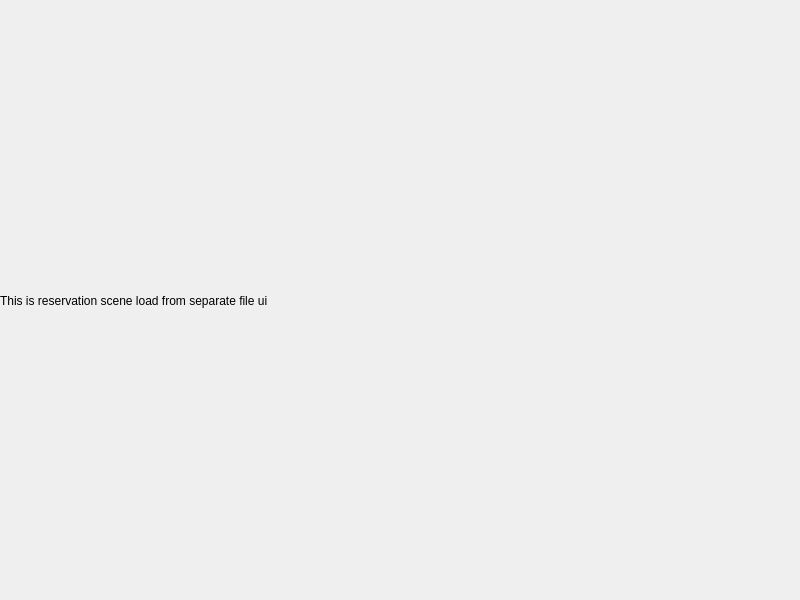
Qt form src/ui/ui_reservation_scene.ui (trung-kieen/hotel-booking-system) before a commit.
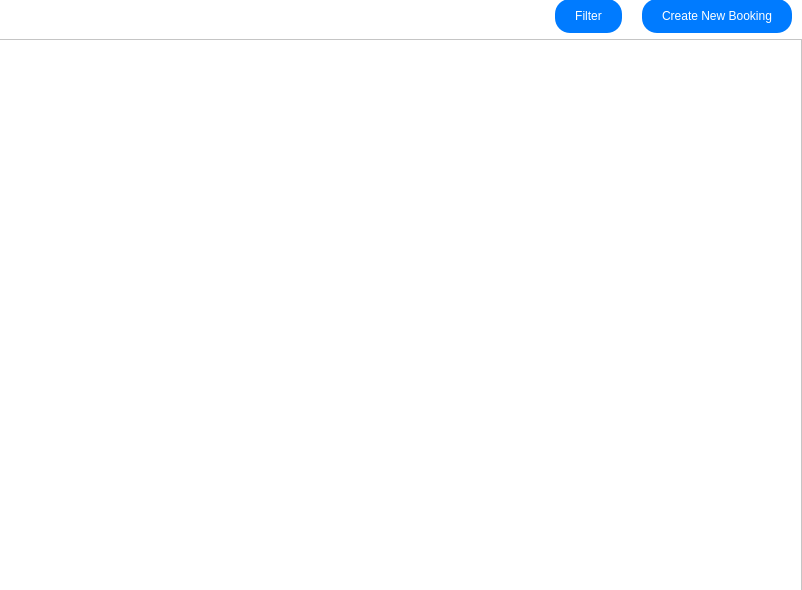
The same form after that commit.

Commit message:
feat: base ui for reservation
create base for reservation

Diff of the .ui file:
```diff
--- a/src/ui/ui_reservation_scene.ui
+++ b/src/ui/ui_reservation_scene.ui
@@ -6,8 +6,8 @@
    <rect>
     <x>0</x>
     <y>0</y>
-    <width>800</width>
-    <height>600</height>
+    <width>802</width>
+    <height>590</height>
    </rect>
   </property>
   <property name="windowTitle">
@@ -16,19 +16,137 @@
   <widget class="QWidget" name="containerQwidget" native="true">
    <property name="geometry">
     <rect>
-     <x>0</x>
-     <y>10</y>
-     <width>791</width>
-     <height>581</height>
+     <x>-10</x>
+     <y>-10</y>
+     <width>821</width>
+     <height>611</height>
     </rect>
    </property>
+   <property name="styleSheet">
+    <string notr="true"/>
+   </property>
    <layout class="QHBoxLayout" name="horizontalLayout">
     <item>
-     <widget class="QLabel" name="label">
-      <property name="text">
-       <string>This is reservation scene load from separate file ui</string>
+     <layout class="QVBoxLayout" name="verticalLayout" stretch="8">
+      <property name="sizeConstraint">
+       <enum>QLayout::SetDefaultConstraint</enum>
       </property>
-     </widget>
+      <item>
+       <widget class="QWidget" name="widget" native="true">
+        <property name="styleSheet">
+         <string notr="true">background-color: #FFFFFF</string>
+        </property>
+        <layout class="QVBoxLayout" name="verticalLayout_2">
+         <item>
+          <widget class="QWidget" name="widget_2" native="true">
+           <property name="styleSheet">
+            <string notr="true"/>
+           </property>
+           <layout class="QHBoxLayout" name="horizontalLayout_3" stretch="0,0,0">
+            <property name="spacing">
+             <number>20</number>
+            </property>
+            <property name="sizeConstraint">
+             <enum>QLayout::SetMinimumSize</enum>
+            </property>
+            <property name="leftMargin">
+             <number>0</number>
+            </property>
+            <property name="topMargin">
+             <number>0</number>
+            </property>
+            <property name="rightMargin">
+             <number>10</number>
+            </property>
+            <property name="bottomMargin">
+             <number>0</number>
+            </property>
+            <item>
+             <spacer name="horizontalSpacer">
+              <property name="orientation">
+               <enum>Qt::Horizontal</enum>
+              </property>
+              <property name="sizeHint" stdset="0">
+               <size>
+                <width>40</width>
+                <height>20</height>
+               </size>
+              </property>
+             </spacer>
+            </item>
+            <item alignment="Qt::AlignVCenter">
+             <widget class="QPushButton" name="filter_btn">
+              <property name="sizePolicy">
+               <sizepolicy hsizetype="Preferred" vsizetype="Preferred">
+                <horstretch>0</horstretch>
+                <verstretch>0</verstretch>
+               </sizepolicy>
+              </property>
+              <property name="styleSheet">
+               <string notr="true">QPushButton {
+                background-color: #007BFF;  /* Màu nền */
+                color: white;                 /* Màu chữ */
+                border: none;                 /* Không viền */
+                border-radius: 15px;         /* Bo tròn góc */
+                padding: 10px 20px;          /* Khoảng cách bên trong */
+            }
+            QPushButton:hover {
+                background-color: #0056b3;   /* Màu nền khi di chuột qua */
+            }</string>
+              </property>
+              <property name="text">
+               <string>Filter</string>
+              </property>
+              <property name="flat">
+               <bool>true</bool>
+              </property>
+             </widget>
+            </item>
+            <item>
+             <widget class="QPushButton" name="add_booking_btn">
+              <property name="styleSheet">
+               <string notr="true">QPushButton {
+                background-color: #007BFF;  /* Màu nền */
+                color: white;                 /* Màu chữ */
+                border: none;                 /* Không viền */
+                border-radius: 15px;         /* Bo tròn góc */
+                padding: 10px 20px;          /* Khoảng cách bên trong */
+            }
+            QPushButton:hover {
+                background-color: #0056b3;   /* Màu nền khi di chuột qua */
+            }</string>
+              </property>
+              <property name="text">
+               <string>Create New Booking</string>
+              </property>
+              <property name="flat">
+               <bool>true</bool>
+              </property>
+             </widget>
+            </item>
+           </layout>
+          </widget>
+         </item>
+         <item>
+          <widget class="QTableView" name="booking_data_table">
+           <property name="sizePolicy">
+            <sizepolicy hsizetype="Expanding" vsizetype="Expanding">
+             <horstretch>0</horstretch>
+             <verstretch>0</verstretch>
+            </sizepolicy>
+           </property>
+           <attribute name="horizontalHeaderCascadingSectionResizes">
+            <bool>false</bool>
+           </attribute>
+           <attribute name="verticalHeaderCascadingSectionResizes">
+            <bool>false</bool>
+           </attribute>
+          </widget>
+         </item>
+        </layout>
+       </widget>
+      </item>
+     </layout>
     </item>
    </layout>
   </widget>
```
The commit also changes 6 other files.
